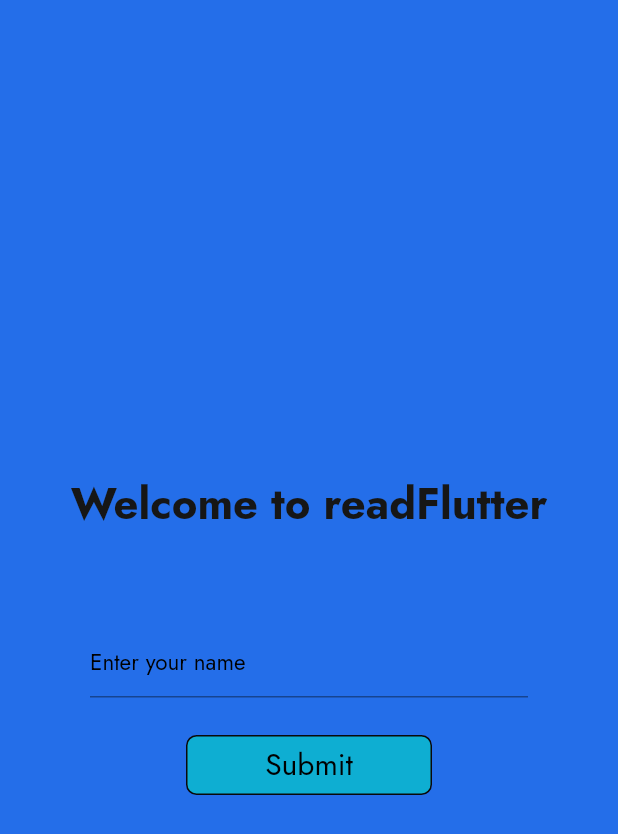
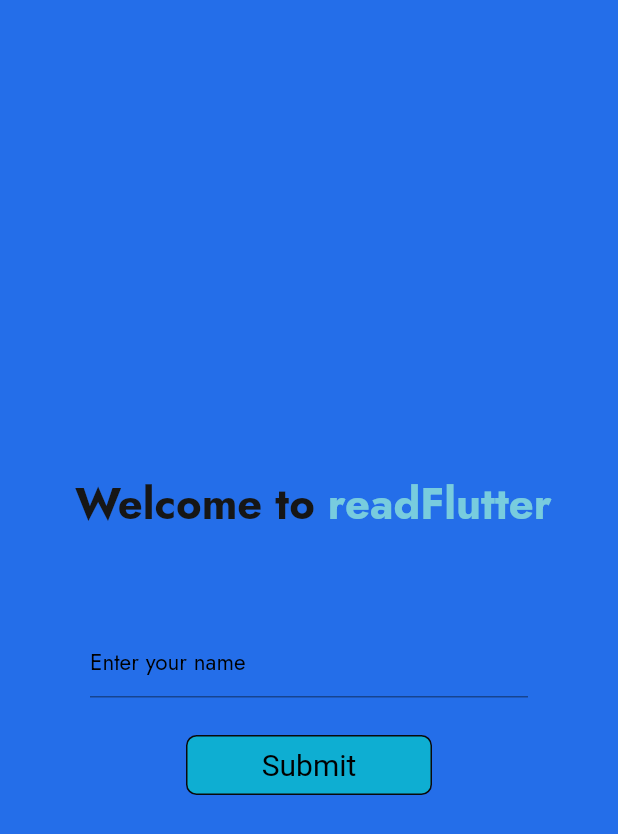
Before and after one commit to Bickeykr/readFlutter, a Flutter app: the screen it shows after launch, on a phone screen of 412 x 824 dp. Shown: the top 834 px of the screen. Run offline on Flutter 3.47's test engine with Material 2 defaults, Android fonts, the phone set to English and light mode, and no system bars; our stand-ins replace google_fonts, rflutter_alert.

Commit message:
Day-6 completed

```diff
--- a/lib/Pages/StartingPage.dart
+++ b/lib/Pages/StartingPage.dart
@@ -21,7 +21,6 @@
   Widget build(BuildContext context) {
     return MaterialApp(
       debugShowCheckedModeBanner: false,
-
       themeMode: ThemeMode.light,
       theme: ThemeData(
         //It adjust the color of button and other ements as per the given color
@@ -39,12 +38,27 @@
                 SizedBox(
                   height: 315,
                 ),
+                Padding(
+                  padding: const EdgeInsets.fromLTRB(50, 0, 0, 0),
+                  child: Row(
+                    children: [
                       Text(
-                  "Welcome to readFlutter",
+                        "Welcome to",
                         style: TextStyle(
                           fontSize: 29,
                           color: Color.fromARGB(255, 22, 22, 22),
                           fontWeight: FontWeight.bold,
+                        ),
+                      ),
+                      Text(
+                        " readFlutter",
+                        style: TextStyle(
+                          fontSize: 29,
+                          color: Color(0xff78CCDE),
+                          fontWeight: FontWeight.bold,
+                        ),
+                      ),
+                    ],
                   ),
                 ),
                 Padding(
@@ -76,12 +90,12 @@
                             width: 164,
                             height: 40,
                             child: Center(
-                              child: Text(
-                                "Submit",
+                              child: Text("Submit",
                                   style: TextStyle(
                                     color: Color.fromARGB(255, 0, 0, 0),
-                                    fontSize: 20),
-                              ),
+                                    fontSize: 20,
+                                    fontFamily: GoogleFonts.roboto().fontFamily,
+                                  )),
                             ),
                             decoration: BoxDecoration(
                               color: Color.fromARGB(255, 14, 174, 210),
```
Lines whose indentation alone changed are shown as unchanged.
